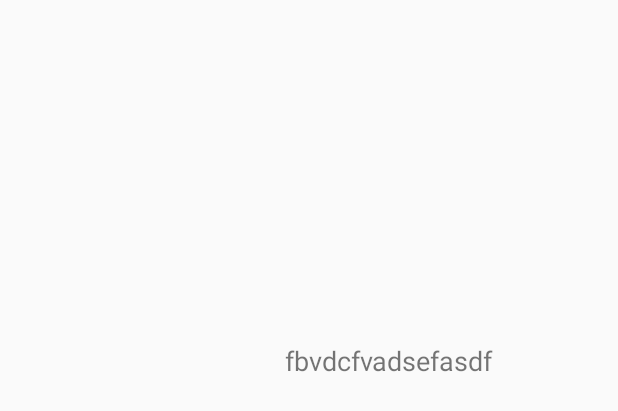
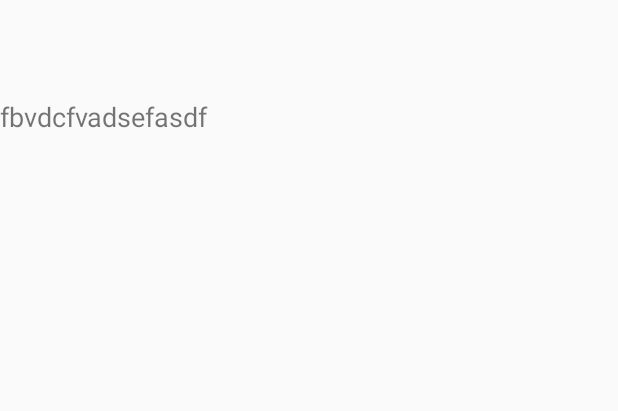
Before and after one commit to PrayAnalog/FacebookExample, an Android app: the layout activity_show_food.xml on its own in the app's theme, with its tools: preview values and no code run, on a phone screen of 412 x 824 dp. Shown: the top 411 px of the screen. Run offline under Robolectric (Android 15) with nearby library versions, the phone set to English and light mode, and no system bars.

Commit message:
show textView visible with some text

```diff
--- a/app/src/main/res/layout/activity_show_food.xml
+++ b/app/src/main/res/layout/activity_show_food.xml
@@ -7,37 +7,16 @@
     android:layout_height="match_parent"
     tools:context="com.example.q.facebookexample.ShowFoodActivity">
 
-
-    <TextView
-        android:id="@+id/tvStatus"
-        android:layout_width="wrap_content"
-        android:layout_height="wrap_content"
-        android:layout_below="@+id/toolbar"
-        android:layout_alignParentRight="true"
-        android:layout_alignParentEnd="true"
-        android:layout_marginRight="63dp"
-        android:layout_marginEnd="63dp"
-        android:layout_marginTop="87dp"/>
-
     <TextView
         android:id="@+id/tvWeather"
         android:layout_width="wrap_content"
         android:layout_height="wrap_content"
-        android:layout_below="@+id/tvStatus"
         android:text="fbvdcfvadsefasdf"
         android:layout_marginEnd="20dp"
         android:layout_marginRight="20dp"
         android:layout_marginTop="65dp"
-        android:layout_toLeftOf="@+id/tvStatus"
-        android:layout_toStartOf="@+id/tvStatus"
         android:textSize="18sp"
         android:visibility="visible"/>
 
-            <android.support.v7.widget.Toolbar
-                android:id="@+id/toolbar"
-                android:layout_width="match_parent"
-                android:layout_height="?attr/actionBarSize"
-                app:popupTheme="@style/PopupOverlay"/>
-
 
 </RelativeLayout>
```
Also changed, not shown: app/src/main/java/com/example/q/facebookexample/ShowFoodActivity.java (+14 -7 lines), 10 other files.
